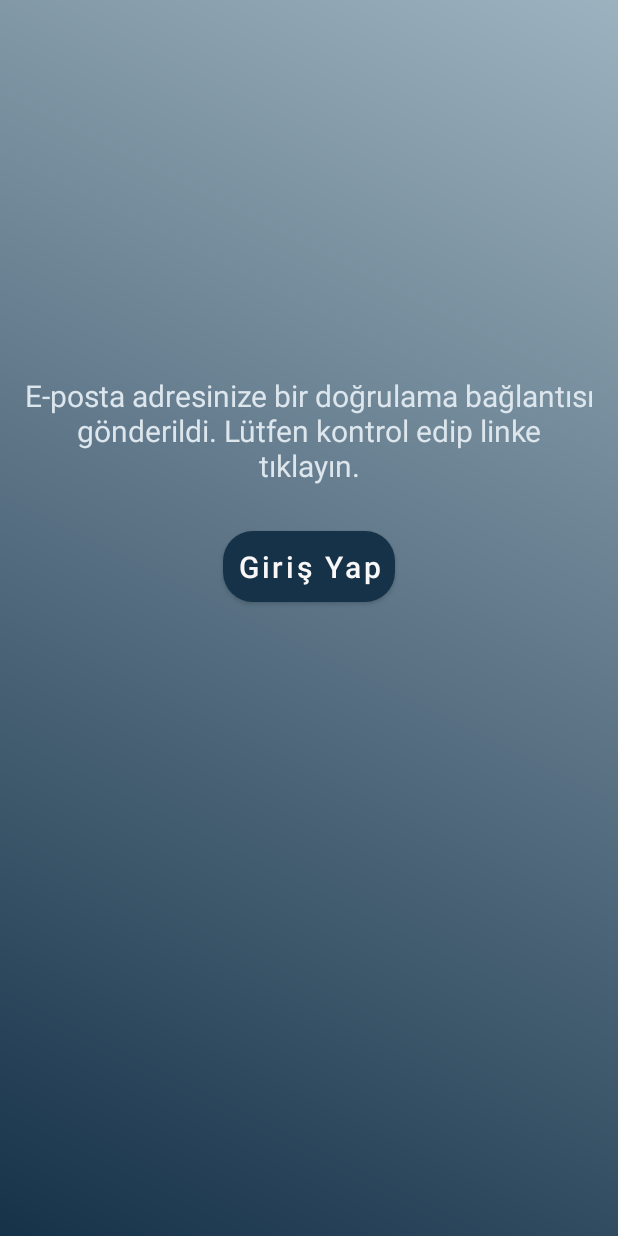
After one commit to altanbkoc/Beuverse, an Android app: the VerificationActivity screen opened directly, with no data from a screen before it, on a phone screen of 412 x 824 dp. The commit adds this screen. Run offline under Robolectric (Android 15) with nearby library versions, the phone set to English and light mode, and no system bars.

Commit message:
edit user register

```diff
--- a/app/src/main/AndroidManifest.xml
+++ b/app/src/main/AndroidManifest.xml
@@ -15,6 +15,9 @@
         android:supportsRtl="true"
         android:theme="@style/Theme.SocialMedia"
         tools:targetApi="31">
+        <activity
+            android:name=".beuverse.view.login.VerificationActivity"
+            android:exported="false" />
         <activity
             android:name=".beuverse.view.user.ViewUserActivity"
             android:exported="false" />
--- /dev/null
+++ b/app/src/main/java/com/altankoc/socialmedia/beuverse/view/login/VerificationActivity.kt
@@ -0,0 +1,33 @@
+package com.altankoc.socialmedia.beuverse.view.login
+
+import android.content.Intent
+import android.os.Bundle
+import androidx.activity.enableEdgeToEdge
+import androidx.appcompat.app.AppCompatActivity
+import androidx.core.view.ViewCompat
+import androidx.core.view.WindowInsetsCompat
+import com.altankoc.socialmedia.R
+import com.altankoc.socialmedia.databinding.ActivityVerificationBinding
+
+class VerificationActivity : AppCompatActivity() {
+    private lateinit var binding: ActivityVerificationBinding
+    override fun onCreate(savedInstanceState: Bundle?) {
+        super.onCreate(savedInstanceState)
+        enableEdgeToEdge()
+        binding = ActivityVerificationBinding.inflate(layoutInflater)
+        setContentView(binding.root)
+        ViewCompat.setOnApplyWindowInsetsListener(findViewById(R.id.main)) { v, insets ->
+            val systemBars = insets.getInsets(WindowInsetsCompat.Type.systemBars())
+            v.setPadding(systemBars.left, systemBars.top, systemBars.right, systemBars.bottom)
+            insets
+        }
+
+
+
+        binding.buttonVerifGirisYap.setOnClickListener {
+            val intent = Intent(this@VerificationActivity, LoginActivity::class.java)
+            startActivity(intent)
+            finish()
+        }
+    }
+}
--- /dev/null
+++ b/app/src/main/res/layout/activity_verification.xml
@@ -0,0 +1,40 @@
+<?xml version="1.0" encoding="utf-8"?>
+<androidx.constraintlayout.widget.ConstraintLayout xmlns:android="http://schemas.android.com/apk/res/android"
+    xmlns:app="http://schemas.android.com/apk/res-auto"
+    xmlns:tools="http://schemas.android.com/tools"
+    android:id="@+id/main"
+    android:layout_width="match_parent"
+    android:layout_height="match_parent"
+    android:background="@drawable/navbar_background"
+    tools:context=".beuverse.view.login.VerificationActivity">
+
+    <TextView
+        android:id="@+id/textView2"
+        android:layout_width="match_parent"
+        android:layout_height="wrap_content"
+        android:layout_marginStart="16dp"
+        android:layout_marginTop="250dp"
+        android:layout_marginEnd="16dp"
+        android:text="E-posta adresinize bir doğrulama bağlantısı gönderildi. Lütfen kontrol edip linke tıklayın."
+        android:textAlignment="center"
+        android:textColor="@color/light_gray_blue"
+        android:textSize="20sp"
+        app:layout_constraintEnd_toEndOf="parent"
+        app:layout_constraintStart_toStartOf="parent"
+        app:layout_constraintTop_toTopOf="parent" />
+
+    <Button
+        android:id="@+id/buttonVerifGirisYap"
+        android:layout_width="wrap_content"
+        android:layout_height="wrap_content"
+        android:layout_marginTop="24dp"
+        android:padding="10dp"
+        android:text="@string/giris_yap"
+        android:textAllCaps="false"
+        android:textSize="20sp"
+        app:cornerRadius="20dp"
+        app:layout_constraintEnd_toEndOf="parent"
+        app:layout_constraintHorizontal_bias="0.5"
+        app:layout_constraintStart_toStartOf="parent"
+        app:layout_constraintTop_toBottomOf="@+id/textView2" />
+</androidx.constraintlayout.widget.ConstraintLayout>
--- a/app/src/main/res/layout/activity_view_user.xml
+++ b/app/src/main/res/layout/activity_view_user.xml
@@ -44,7 +44,7 @@
         <ImageView
             android:id="@+id/imageViewProfile"
             android:layout_width="match_parent"
-            android:layout_height="145dp"
+            android:layout_height="match_parent"
             android:contentDescription="Profil Fotoğrafı"
             android:scaleType="centerCrop"
             android:src="@drawable/default_pp" />
--- a/app/src/main/res/layout/fragment_profile.xml
+++ b/app/src/main/res/layout/fragment_profile.xml
@@ -31,7 +31,7 @@
         <ImageView
             android:id="@+id/imageViewProfile"
             android:layout_width="match_parent"
-            android:layout_height="145dp"
+            android:layout_height="match_parent"
             android:contentDescription="Profil Fotoğrafı"
             android:scaleType="centerCrop"
             android:src="@drawable/default_pp" />
--- a/app/src/main/res/navigation/nav_graph_login.xml
+++ b/app/src/main/res/navigation/nav_graph_login.xml
@@ -18,5 +18,9 @@
         android:id="@+id/registerFragment"
         android:name="com.altankoc.socialmedia.beuverse.view.login.RegisterFragment"
         android:label="fragment_register"
-        tools:layout="@layout/fragment_register" />
+        tools:layout="@layout/fragment_register" >
+        <action
+            android:id="@+id/action_registerFragment_to_loginFragment"
+            app:destination="@id/loginFragment" />
+    </fragment>
 </navigation>
```
Also changed, not shown: app/src/main/java/com/altankoc/socialmedia/beuverse/repository/UserRepository.kt (+9 -0 lines), app/src/main/java/com/altankoc/socialmedia/beuverse/view/login/LoginFragment.kt (+3 -8 lines), app/src/main/java/com/altankoc/socialmedia/beuverse/view/login/RegisterFragment.kt (+10 -2 lines).
